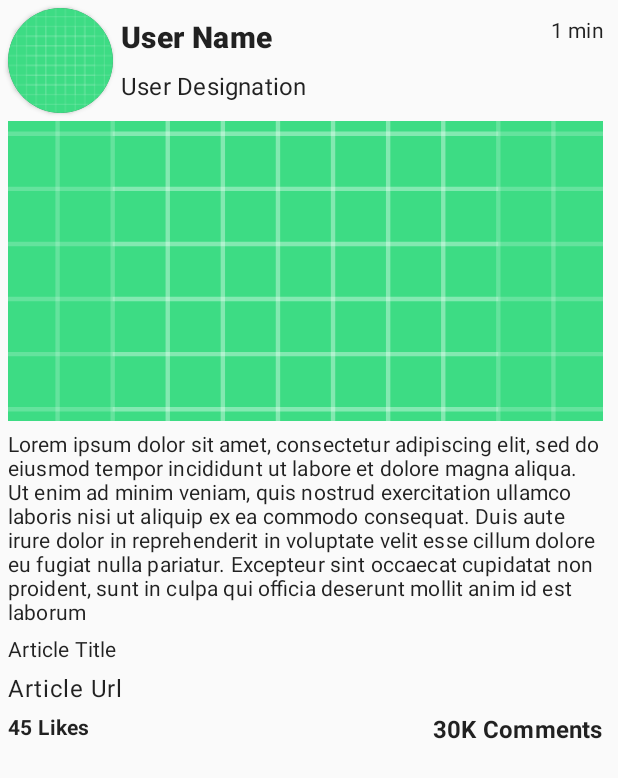
After one commit to upadhyaynitesh/Jet2Feed, an Android app: the layout list_item_articles.xml on its own in the app's theme, with its tools: preview values and no code run, on a phone screen of 412 x 824 dp. The commit adds this screen. Shown: the top 778 px of the screen. Run offline under Robolectric (Android 15) with nearby library versions, the phone set to English and light mode, and no system bars.

Commit message:
1. Created the layout for list items to hold Articles.

```diff
--- /dev/null
+++ b/app/src/main/res/layout/list_item_articles.xml
@@ -0,0 +1,139 @@
+<?xml version="1.0" encoding="utf-8"?>
+<androidx.constraintlayout.widget.ConstraintLayout xmlns:android="http://schemas.android.com/apk/res/android"
+    xmlns:app="http://schemas.android.com/apk/res-auto"
+    xmlns:tools="http://schemas.android.com/tools"
+    android:layout_width="match_parent"
+    android:layout_height="wrap_content">
+
+    <androidx.cardview.widget.CardView
+        android:id="@+id/cardViewProfile"
+        android:layout_width="@dimen/profile_image_size"
+        android:layout_height="@dimen/profile_image_size"
+        android:layout_margin="@dimen/margin_small"
+        android:elevation="10dp"
+        app:cardBackgroundColor="@color/cardview_dark_background"
+        app:cardCornerRadius="35dp"
+        app:layout_constraintEnd_toStartOf="@id/textViewCreatedAt"
+        app:layout_constraintHorizontal_bias="0.0"
+        app:layout_constraintStart_toStartOf="parent"
+        app:layout_constraintTop_toTopOf="parent">
+
+        <ImageView
+            android:id="@+id/imageViewProfile"
+            android:layout_width="match_parent"
+            android:layout_height="match_parent"
+            android:scaleType="centerCrop"
+            android:src="@drawable/ic_launcher_background" />
+    </androidx.cardview.widget.CardView>
+
+    <TextView
+        android:id="@+id/textViewUserName"
+        android:layout_width="0dp"
+        android:layout_height="wrap_content"
+        android:layout_margin="@dimen/margin_small"
+        android:fontFamily="sans-serif-black"
+        android:textAppearance="@style/TextAppearance.MaterialComponents.Headline6"
+        app:layout_constraintEnd_toStartOf="@id/textViewCreatedAt"
+        app:layout_constraintStart_toEndOf="@id/cardViewProfile"
+        app:layout_constraintTop_toTopOf="@id/cardViewProfile"
+        tools:text="User Name"></TextView>
+
+    <TextView
+        android:id="@+id/textViewDesignation"
+        android:layout_width="0dp"
+        android:layout_height="wrap_content"
+        android:layout_margin="@dimen/margin_small"
+        android:fontFamily="sans-serif"
+        android:textAppearance="@style/TextAppearance.MaterialComponents.Subtitle1"
+        app:layout_constraintBottom_toBottomOf="@+id/cardViewProfile"
+        app:layout_constraintEnd_toStartOf="@id/textViewCreatedAt"
+        app:layout_constraintStart_toEndOf="@id/cardViewProfile"
+        app:layout_constraintTop_toBottomOf="@id/textViewUserName"
+        tools:text="User Designation"></TextView>
+
+    <TextView
+        android:id="@+id/textViewCreatedAt"
+        android:layout_width="wrap_content"
+        android:layout_height="wrap_content"
+        android:layout_margin="@dimen/margin_normal"
+        android:fontFamily="sans-serif"
+        android:gravity="end"
+        android:textAppearance="@style/TextAppearance.MaterialComponents.Subtitle2"
+        app:layout_constraintEnd_toEndOf="parent"
+        app:layout_constraintHorizontal_bias="1.0"
+        app:layout_constraintStart_toStartOf="parent"
+        app:layout_constraintTop_toTopOf="parent"
+        tools:text="1 min"></TextView>
+
+    <ImageView
+        android:id="@+id/imageViewArticle"
+        android:layout_width="0dp"
+        android:layout_height="200dp"
+        android:layout_marginTop="@dimen/margin_small"
+        android:scaleType="centerCrop"
+        android:src="@drawable/ic_launcher_background"
+        app:layout_constraintEnd_toEndOf="@+id/textViewCreatedAt"
+        app:layout_constraintStart_toStartOf="@+id/cardViewProfile"
+        app:layout_constraintTop_toBottomOf="@+id/cardViewProfile" />
+
+    <TextView
+        android:id="@+id/textViewArticleContent"
+        android:layout_width="0dp"
+        android:layout_height="wrap_content"
+        android:layout_marginTop="@dimen/margin_small"
+        android:fontFamily="sans-serif"
+        android:textAppearance="@style/TextAppearance.MaterialComponents.Subtitle2"
+        app:layout_constraintEnd_toEndOf="@+id/textViewCreatedAt"
+        app:layout_constraintStart_toStartOf="@+id/cardViewProfile"
+        app:layout_constraintTop_toBottomOf="@+id/imageViewArticle"
+        tools:text="Lorem ipsum dolor sit amet, consectetur adipiscing elit, sed do eiusmod tempor incididunt ut labore et dolore magna aliqua. Ut enim ad minim veniam, quis nostrud exercitation ullamco laboris nisi ut aliquip ex ea commodo consequat. Duis aute irure dolor in reprehenderit in voluptate velit esse cillum dolore eu fugiat nulla pariatur. Excepteur sint occaecat cupidatat non proident, sunt in culpa qui officia deserunt mollit anim id est laborum"></TextView>
+
+    <TextView
+        android:id="@+id/textViewArticleTitle"
+        android:layout_width="0dp"
+        android:layout_height="wrap_content"
+        android:layout_marginTop="@dimen/margin_small"
+        android:fontFamily="sans-serif"
+        android:textAppearance="@style/TextAppearance.MaterialComponents.Subtitle2"
+        app:layout_constraintEnd_toEndOf="@+id/textViewCreatedAt"
+        app:layout_constraintStart_toStartOf="@+id/cardViewProfile"
+        app:layout_constraintTop_toBottomOf="@+id/textViewArticleContent"
+        tools:text="Article Title"></TextView>
+
+    <TextView
+        android:id="@+id/textViewArticleUrl"
+        android:layout_width="0dp"
+        android:layout_height="wrap_content"
+        android:layout_marginTop="@dimen/margin_small"
+        android:fontFamily="sans-serif"
+        android:textAppearance="@style/TextAppearance.MaterialComponents.Body1"
+        app:layout_constraintEnd_toEndOf="@+id/textViewCreatedAt"
+        app:layout_constraintStart_toStartOf="@+id/cardViewProfile"
+        app:layout_constraintTop_toBottomOf="@+id/textViewArticleTitle"
+        tools:text="Article Url"></TextView>
+
+    <TextView
+        android:id="@+id/textViewArticleLikes"
+        android:layout_width="wrap_content"
+        android:layout_height="wrap_content"
+        android:layout_marginTop="@dimen/margin_small"
+        android:textStyle="bold"
+        android:fontFamily="sans-serif"
+        android:textAppearance="@style/TextAppearance.MaterialComponents.Body2"
+        app:layout_constraintStart_toStartOf="@+id/cardViewProfile"
+        app:layout_constraintTop_toBottomOf="@+id/textViewArticleUrl"
+        tools:text="45 Likes"></TextView>
+
+    <TextView
+        android:id="@+id/textViewArticleComments"
+        android:layout_width="0dp"
+        android:layout_height="wrap_content"
+        android:layout_marginTop="@dimen/margin_small"
+        android:textStyle="bold"
+        android:fontFamily="sans-serif"
+        android:textAppearance="@style/TextAppearance.MaterialComponents.Subtitle1"
+        app:layout_constraintEnd_toEndOf="@+id/textViewCreatedAt"
+        app:layout_constraintTop_toBottomOf="@+id/textViewArticleUrl"
+        tools:text="30K Comments"></TextView>
+
+</androidx.constraintlayout.widget.ConstraintLayout>
--- a/app/src/main/res/values/dimens.xml
+++ b/app/src/main/res/values/dimens.xml
@@ -15,4 +15,7 @@
 
     <!--Common margins-->
     <dimen name="margin_small">5dp</dimen>
+    <dimen name="margin_normal">10dp</dimen>
+    <!--List items-->
+    <dimen name="profile_image_size">70dp</dimen>
 </resources>
```
